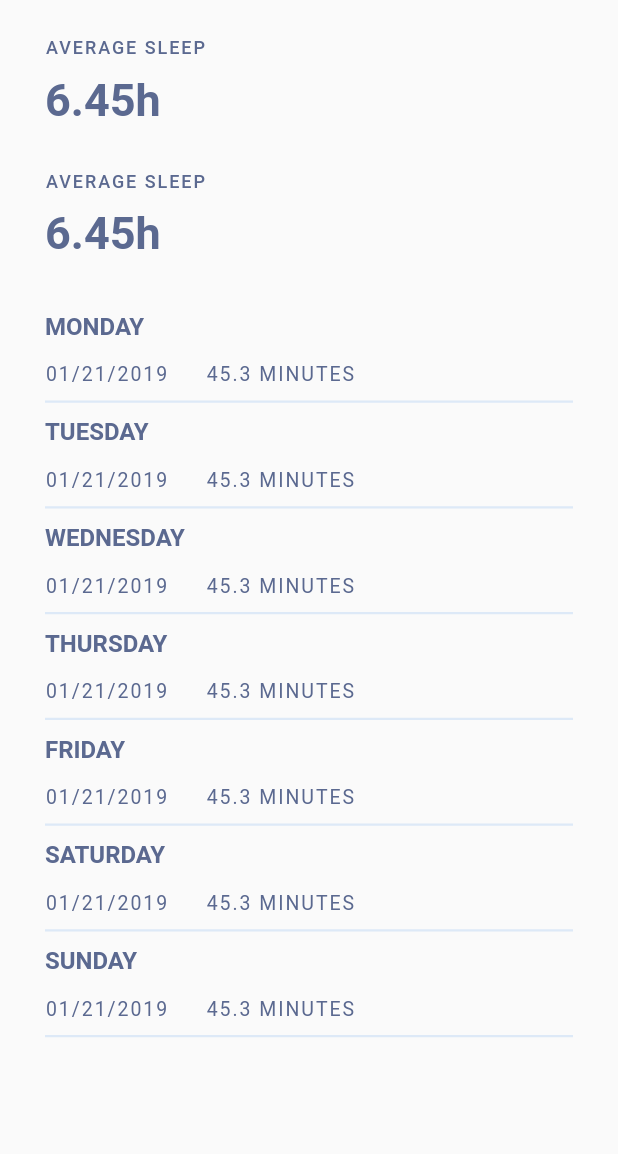
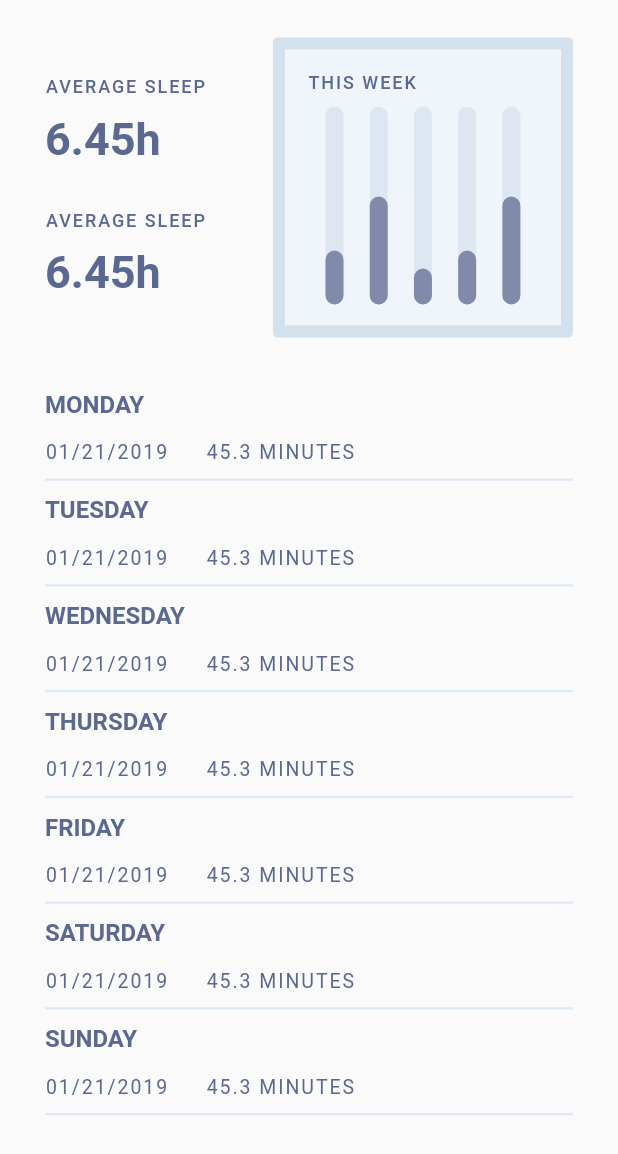
Before and after one commit to ajvelo/My-Alarm, a Flutter app: the SecondTab widget shown alone on an empty page, opened directly, on a phone screen of 412 x 824 dp. Shown: the top 1154 px of the screen. Run offline on Flutter 3.47's test engine with Material 2 defaults, Android fonts, the phone set to English and light mode, and no system bars.

Commit message:
Complete second screen

```diff
--- a/my_alarm/lib/screens/second_screen.dart
+++ b/my_alarm/lib/screens/second_screen.dart
@@ -60,6 +60,44 @@ class SecondTab extends StatelessWidget {
                     ),
                   )
                 ],
+              ),
+              Container(
+                height: 200,
+                width: 200,
+                decoration: BoxDecoration(
+                  color: Color(0xfff0f5fb),
+                  border: Border.all(
+                    width: 8,
+                    color: Color(0xffd3e1ed),
+                  ),
+                  borderRadius: BorderRadius.circular(3)
+                ),
+                padding: EdgeInsets.all(15),
+                child: Column(
+                  crossAxisAlignment: CrossAxisAlignment.start,
+                  children: <Widget>[
+                    Text(
+                      "THIS WEEK",
+                      style: TextStyle(
+                        fontSize: _smallFontSize,
+                        fontWeight: _smallFontWeight,
+                        letterSpacing: _smallFontSpacing,
+                        color: _fontColor
+                      ),
+                    ),
+                    SizedBox(
+                      height: 15,
+                    ),
+                    Container(
+                      height: 120,
+                      padding: EdgeInsets.symmetric(horizontal: 10),
+                      width: double.infinity,
+                      child: CustomPaint(
+                        foregroundPainter: GraphPainter(),
+                      ),
+                    )
+                  ],
+                ),
               )
             ],
           ),
@@ -78,6 +116,56 @@ class SecondTab extends StatelessWidget {
       ),
     );
   }
+}
+
+class GraphPainter extends CustomPainter {
+
+  Paint trackBarPaint = Paint()
+  ..color = Color(0xff818aab)
+  ..style = PaintingStyle.stroke
+  ..strokeCap = StrokeCap.round
+  ..strokeWidth = 12;
+
+  Paint trackPaint = Paint()
+    ..color = Color(0xffdee6f1)
+    ..style = PaintingStyle.stroke
+    ..strokeCap = StrokeCap.round
+    ..strokeWidth = 12;
+
+  @override
+  void paint(Canvas canvas, Size size) {
+    Path trackPath = Path();
+    Path trackBarPath = Path();
+
+    List val = [
+      size.height * 0.8,
+      size.height * 0.5,
+      size.height * 0.9,
+      size.height * 0.8,
+      size.height * 0.5,
+    ];
+
+    double origin = 8;
+
+    for (int i =0; i < val.length; i++) {
+      trackPath.moveTo(origin, size.height);
+      trackPath.lineTo(origin, 0);
+
+      trackBarPath.moveTo(origin, size.height);
+      trackBarPath.lineTo(origin, val[i]);
+
+      origin = origin + size.width * 0.22;
+    }
+
+    canvas.drawPath(trackPath, trackPaint);
+    canvas.drawPath(trackBarPath, trackBarPaint);
+  }
+
+  @override
+  bool shouldRepaint(CustomPainter oldDelegate) {
+    return false;
+  }
+
 }
 
 class RecordItem extends StatelessWidget {
```
